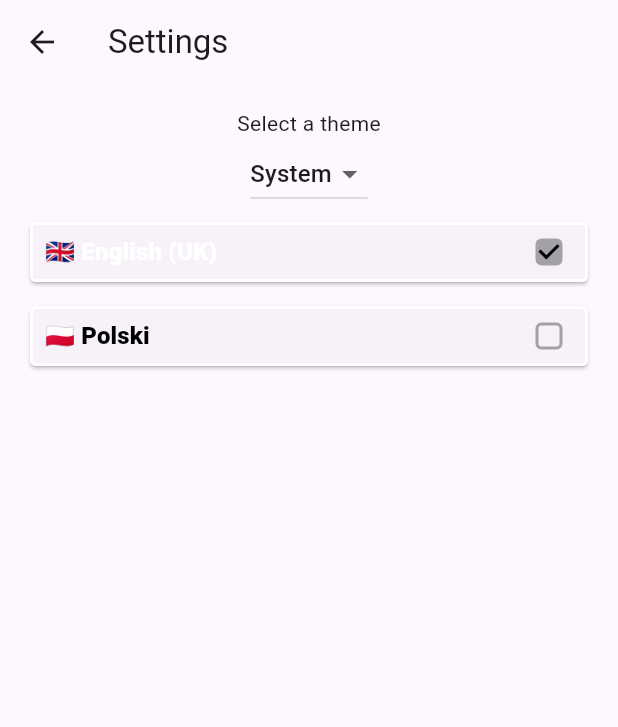
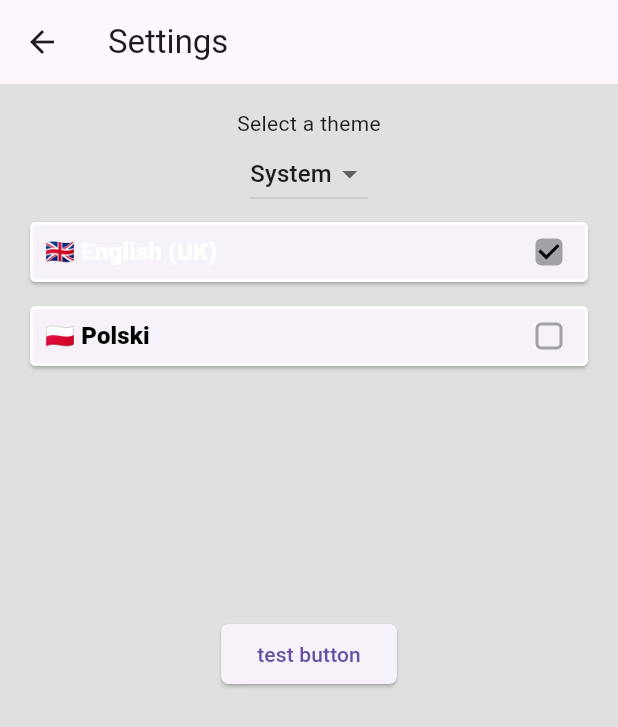
Before and after one commit to jbarszczewski/bloc-template-app, a Flutter app: the screen it shows after launch, after a tap on the "settings" icon, on a phone screen of 412 x 824 dp. Shown: the top 727 px of the screen. Run offline on Flutter 3.47's test engine with Material 3 defaults, Android fonts, the phone set to English and light mode, and no system bars; our stand-ins replace slang_flutter, supabase_flutter; missing offline and left inert: slang; accounts and stored records are empty; generated files the repository leaves out were written again.

Commit message:
feat: [#2] theme extentions

```diff
--- a/lib/i18n/strings.i18n.json
+++ b/lib/i18n/strings.i18n.json
@@ -10,7 +10,8 @@
 	},
 	"itemDetails": {
 		"title": "Item details",
-		"detailsPlaceholder": "Details for item {itemId}"
+		"detailsPlaceholder": "Details for item {itemId}",
+		"markAsCompletedButton": "Mark as completed"
 	},
 	"settings": {
 		"title": "Settings",
--- a/lib/main.dart
+++ b/lib/main.dart
@@ -4,7 +4,7 @@ import 'package:supabase_flutter/supabase_flutter.dart';
 import 'i18n/translations.g.dart';
 import 'src/app.dart';
 import 'src/features/settings/presentation/settings_controller.dart';
-import 'src/features/settings/data/settings_service.dart';
+import 'src/features/settings/application/settings_service.dart';
 
 void main() async {
   WidgetsFlutterBinding.ensureInitialized();
--- a/lib/src/app.dart
+++ b/lib/src/app.dart
@@ -2,10 +2,11 @@ import 'package:flutter/material.dart';
 import 'package:flutter_localizations/flutter_localizations.dart';
 
 import '/i18n/translations.g.dart';
-import 'features/sample_feature/presentation/sample_item_details_view.dart';
-import 'features/sample_feature/presentation/sample_items_list_view.dart';
+import 'features/sample_feature/presentation/sample_item_details_screen.dart';
+import 'features/sample_feature/presentation/sample_items_list_screen.dart';
 import 'features/settings/presentation/settings_controller.dart';
-import 'features/settings/presentation/settings_view.dart';
+import 'features/settings/presentation/settings_screen.dart';
+import 'themes/app_theme.dart';
 
 /// The Widget that configures your application.
 class App extends StatelessWidget {
@@ -26,6 +27,7 @@ class App extends StatelessWidget {
       listenable: settingsController,
       builder: (BuildContext context, Widget? child) {
         return MaterialApp(
+          debugShowCheckedModeBanner: false,
           // Providing a restorationScopeId allows the Navigator built by the
           // MaterialApp to restore the navigation stack when a user leaves and
           // returns to the app after it has been killed while running in the
@@ -46,8 +48,8 @@ class App extends StatelessWidget {
           // Define a light and dark color theme. Then, read the user's
           // preferred ThemeMode (light, dark, or system default) from the
           // SettingsController to display the correct theme.
-          theme: ThemeData(),
-          darkTheme: ThemeData.dark(),
+          theme: AppTheme.materialLight,
+          darkTheme: AppTheme.materialDark,
           themeMode: settingsController.themeMode,
 
           // Define a function to handle named routes in order to support
@@ -57,13 +59,13 @@ class App extends StatelessWidget {
               settings: routeSettings,
               builder: (BuildContext context) {
                 switch (routeSettings.name) {
-                  case SettingsView.routeName:
-                    return SettingsView(controller: settingsController);
-                  case SampleItemDetailsView.routeName:
-                    return const SampleItemDetailsView();
-                  case SampleItemsListView.routeName:
+                  case SettingsScreen.routeName:
+                    return SettingsScreen(controller: settingsController);
+                  case SampleItemDetailsScreen.routeName:
+                    return const SampleItemDetailsScreen();
+                  case SampleItemsListScreen.routeName:
                   default:
-                    return const SampleItemsListView();
+                    return const SampleItemsListScreen();
                 }
               },
             );
--- a/lib/src/features/settings/presentation/settings_controller.dart
+++ b/lib/src/features/settings/presentation/settings_controller.dart
@@ -1,7 +1,7 @@
 import 'package:flutter/material.dart';
 
 import '../../../../i18n/translations.g.dart';
-import '../data/settings_service.dart';
+import '../application/settings_service.dart';
 
 /// A class that many Widgets can interact with to read user settings, update
 /// user settings, or listen to user settings changes.
--- a/lib/src/features/settings/presentation/settings_view.dart
+++ b/lib/src/features/settings/presentation/settings_screen.dart
@@ -1,3 +1,4 @@
+import 'package:bloc_template_app/src/themes/app_theme.dart';
 import 'package:flutter/material.dart';
 
 import '../../../../i18n/translations.g.dart';
@@ -8,12 +9,12 @@ import 'settings_controller.dart';
 ///
 /// When a user changes a setting, the SettingsController is updated and
 /// Widgets that listen to the SettingsController are rebuilt.
-class SettingsView extends StatelessWidget {
+class SettingsScreen extends StatelessWidget {
   static const routeName = '/settings';
 
   final SettingsController controller;
 
-  const SettingsView({super.key, required this.controller});
+  const SettingsScreen({super.key, required this.controller});
 
   @override
   Widget build(BuildContext context) {
@@ -24,7 +25,20 @@ class SettingsView extends StatelessWidget {
       body: Padding(
         padding: const EdgeInsets.all(16),
         child: Column(
-          children: [_buildThemeSelector(), _buildLanguageSelector()],
+          children: [
+            _buildThemeSelector(),
+            _buildLanguageSelector(),
+            const SizedBox(height: 160),
+            ElevatedButton(
+                onPressed: () {},
+                style: ElevatedButton.styleFrom(
+                  shape: RoundedRectangleBorder(
+                    borderRadius: BorderRadius.circular(
+                        context.themeColorsExtension.buttonCornerRadius),
+                  ),
+                ),
+                child: const Text('test button'))
+          ],
         ),
       ),
     );
--- /dev/null
+++ b/lib/src/themes/app_palette.dart
@@ -0,0 +1,6 @@
+import 'package:flutter/material.dart';
+
+abstract class AppPalette {
+  static const Color lightGray = Color(0xFFE0E0E0);
+  static const Color darkGray = Color(0xFF121212);
+}
--- /dev/null
+++ b/lib/src/themes/app_theme.dart
@@ -0,0 +1,42 @@
+import 'package:bloc_template_app/src/themes/app_palette.dart';
+import 'package:flutter/material.dart';
+
+import 'colors_extension.dart';
+
+abstract class AppTheme {
+  static final _darkColors = ColorsExtension(
+    titleBarColor: AppPalette.darkGray,
+    buttonCornerRadius: 10,
+  );
+
+  static final _lightColors = ColorsExtension(
+    titleBarColor: AppPalette.lightGray,
+    buttonCornerRadius: 5,
+  );
+
+  static ThemeData get materialDark {
+    return ThemeData(
+        brightness: Brightness.dark,
+        scaffoldBackgroundColor: AppPalette.darkGray,
+        elevatedButtonTheme: ElevatedButtonThemeData(
+          style: ButtonStyle(
+            backgroundColor: WidgetStateProperty.all(Colors.deepOrange),
+          ),
+        ),
+        extensions: [_darkColors]);
+  }
+
+  static ThemeData get materialLight {
+    return ThemeData(
+      brightness: Brightness.light,
+      scaffoldBackgroundColor: AppPalette.lightGray,
+      extensions: [_lightColors],
+    );
+  }
+}
+
+extension ThemeGetter on BuildContext {
+  // Usage example: `context.theme`
+  ColorsExtension get themeColorsExtension =>
+      Theme.of(this).extension<ColorsExtension>()!;
+}
--- /dev/null
+++ b/lib/src/themes/colors_extension.dart
@@ -0,0 +1,31 @@
+import 'dart:ui';
+
+import 'package:flutter/material.dart';
+
+class ColorsExtension extends ThemeExtension<ColorsExtension> {
+  final Color titleBarColor;
+  final double buttonCornerRadius;
+
+  ColorsExtension(
+      {required this.titleBarColor, required this.buttonCornerRadius});
+  @override
+  ThemeExtension<ColorsExtension> copyWith(
+      {Color? titleBarColor, double? buttonCornerRadius}) {
+    return ColorsExtension(
+        titleBarColor: titleBarColor ?? this.titleBarColor,
+        buttonCornerRadius: buttonCornerRadius ?? this.buttonCornerRadius);
+  }
+
+  @override
+  ThemeExtension<ColorsExtension> lerp(
+      covariant ThemeExtension<ColorsExtension>? other, double t) {
+    if (other is! ColorsExtension) {
+      return this;
+    }
+    return ColorsExtension(
+      titleBarColor: Color.lerp(titleBarColor, other.titleBarColor, t)!,
+      buttonCornerRadius:
+          lerpDouble(buttonCornerRadius, other.buttonCornerRadius, t)!,
+    );
+  }
+}
```
Also changed, not shown: lib/src/features/sample_feature/presentation/sample_item_details_screen.dart (added, +32 -0 lines), lib/src/features/sample_feature/presentation/sample_item_details_view.dart (deleted, +0 -22 lines), lib/src/features/sample_feature/presentation/sample_items_list_screen.dart (renamed from lib/src/features/sample_feature/presentation/sample_items_list_view.dart, +7 -8 lines), lib/i18n/strings.g.dart, lib/i18n/translations.g.dart, lib/src/features/settings/application/settings_service.dart (renamed from lib/src/features/settings/data/settings_service.dart), 4 other files.
